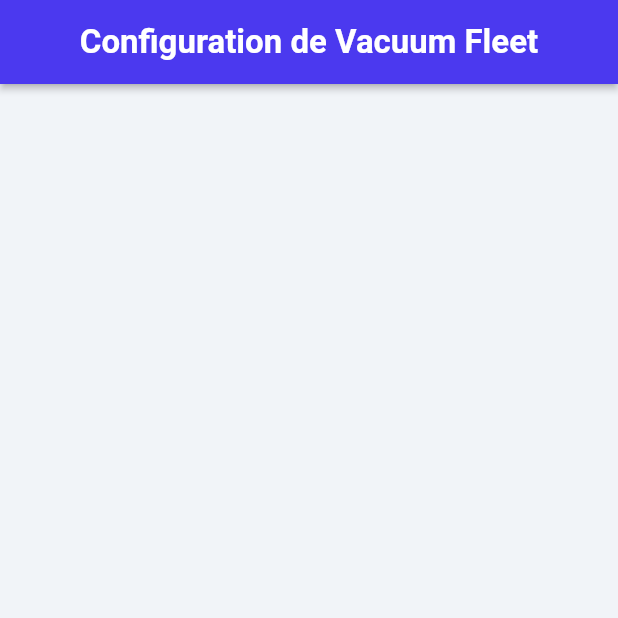
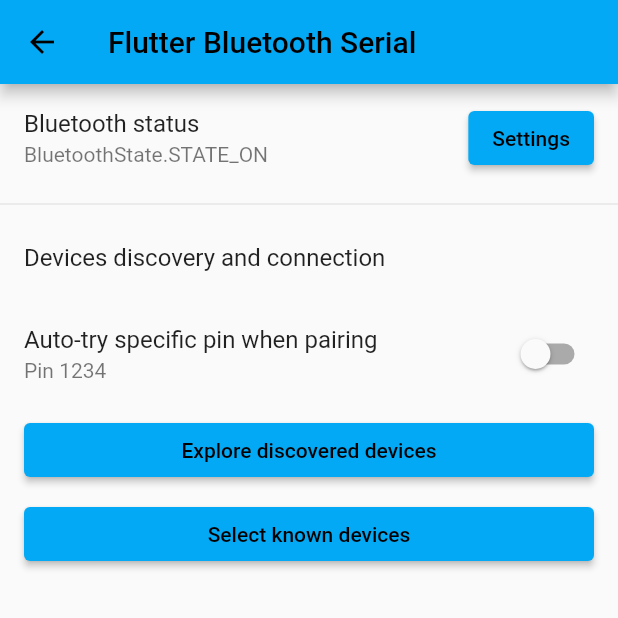
Before and after one commit to VacuumFleet/Mobile, a Flutter app: the SettingsWidget screen opened directly with empty values, after a tap on "Configuration du robot", on a phone screen of 412 x 824 dp, the top half of it. Run offline on Flutter 3.47's test engine with Material 2 defaults, Android fonts, the phone set to English and light mode, and no system bars; our stand-ins replace auto_size_text, flutter_bluetooth_serial, flutter_dotenv, flutter_secure_storage, font_awesome_flutter, google_fonts and 4 more; missing offline and left inert: flutter_pdfview, internet_file, json_path, pdfx; accounts and stored records are empty; Roboto replaces fonts that are missing (Jaldi).

Commit message:
feat[]: adds bluetooth connectivity to the main robot

```diff
--- /dev/null
+++ b/lib/bluetooth/MainPage.dart
@@ -0,0 +1,171 @@
+import 'dart:async';
+import 'dart:convert';
+
+import 'package:flutter/material.dart';
+import 'package:flutter_bluetooth_serial/flutter_bluetooth_serial.dart';
+import 'package:mobile/config.dart';
+import 'package:scoped_model/scoped_model.dart';
+
+import './DiscoveryPage.dart';
+import './SelectBondedDevicePage.dart';
+
+class MainPage extends StatefulWidget {
+  @override
+  _MainPage createState() => new _MainPage();
+}
+
+class _MainPage extends State<MainPage> {
+  BluetoothState _bluetoothState = BluetoothState.UNKNOWN;
+
+  String _address = "...";
+  String _name = "...";
+
+  Timer? _discoverableTimeoutTimer;
+  int _discoverableTimeoutSecondsLeft = 0;
+
+  bool _autoAcceptPairingRequests = false;
+
+  @override
+  void initState() {
+    super.initState();
+
+    // Get current state
+    FlutterBluetoothSerial.instance.state.then((state) {
+      setState(() {
+        _bluetoothState = state;
+      });
+    });
+
+    Future.doWhile(() async {
+      // Wait if adapter not enabled
+      if ((await FlutterBluetoothSerial.instance.isEnabled) ?? false) {
+        return false;
+      }
+      await Future.delayed(Duration(milliseconds: 0xDD));
+      return true;
+    }).then((_) {
+      // Update the address field
+      FlutterBluetoothSerial.instance.address.then((address) {
+        setState(() {
+          _address = address!;
+        });
+      });
+    });
+
+    FlutterBluetoothSerial.instance.name.then((name) {
+      setState(() {
+        _name = name!;
+      });
+    });
+
+    // Listen for futher state changes
+    FlutterBluetoothSerial.instance
+        .onStateChanged()
+        .listen((BluetoothState state) {
+      setState(() {
+        _bluetoothState = state;
+
+        // Discoverable mode is disabled when Bluetooth gets disabled
+        _discoverableTimeoutTimer = null;
+        _discoverableTimeoutSecondsLeft = 0;
+      });
+    });
+  }
+
+  @override
+  void dispose() {
+    FlutterBluetoothSerial.instance.setPairingRequestHandler(null);
+    _discoverableTimeoutTimer?.cancel();
+    super.dispose();
+  }
+
+  @override
+  Widget build(BuildContext context) {
+    return Scaffold(
+      appBar: AppBar(
+        title: const Text('Flutter Bluetooth Serial'),
+      ),
+      body: Container(
+        child: ListView(
+          children: <Widget>[
+            ListTile(
+              title: const Text('Bluetooth status'),
+              subtitle: Text(_bluetoothState.toString()),
+              trailing: ElevatedButton(
+                child: const Text('Settings'),
+                onPressed: () {
+                  FlutterBluetoothSerial.instance.openSettings();
+                },
+              ),
+            ),
+            Divider(),
+            ListTile(title: const Text('Devices discovery and connection')),
+            SwitchListTile(
+              title: const Text('Auto-try specific pin when pairing'),
+              subtitle: const Text('Pin 1234'),
+              value: _autoAcceptPairingRequests,
+              onChanged: (bool value) {
+                setState(() {
+                  _autoAcceptPairingRequests = value;
+                });
+                if (value) {
+                  FlutterBluetoothSerial.instance.setPairingRequestHandler(
+                      (BluetoothPairingRequest request) {
+                    print("Trying to auto-pair with Pin 1234");
+                    if (request.pairingVariant == PairingVariant.Pin) {
+                      return Future.value("1234");
+                    }
+                    return Future.value(null);
+                  });
+                } else {
+                  FlutterBluetoothSerial.instance
+                      .setPairingRequestHandler(null);
+                }
+              },
+            ),
+            ListTile(
+              title: ElevatedButton(
+                  child: const Text('Explore discovered devices'),
+                  onPressed: () async {
+                    final BluetoothDevice? selectedDevice =
+                        await Navigator.of(context).push(
+                      MaterialPageRoute(
+                        builder: (context) {
+                          return DiscoveryPage();
+                        },
+                      ),
+                    );
+
+                    if (selectedDevice != null) {
+                      print('Discovery -> selected ' + selectedDevice.address);
+                    } else {
+                      print('Discovery -> no device selected');
+                    }
+                  }),
+            ),
+            ListTile(
+              title: ElevatedButton(
+                child: const Text('Select known devices'),
+                onPressed: () async {
+                  final BluetoothDevice? selectedDevice =
+                    await Navigator.of(context).push(
+                      MaterialPageRoute(builder: (context) {
+                        return SelectBondedDevicePage(checkAvailability: false,);
+                      },
+                    ),
+                    );
+                    if (selectedDevice != null) {
+                      print('Discovery -> selected ${selectedDevice.address}');
+                      storage.write(key: "robotAddress", value: selectedDevice.address);
+                    } else {
+                      print('Discovery -> no device selected');
+                    }
+                },
+              ),
+            ),
+          ],
+        ),
+      ),
+    );
+  }
+}
--- /dev/null
+++ b/lib/commands/robot_connect.dart
@@ -0,0 +1,9 @@
+import 'package:flutter_bluetooth_serial/flutter_bluetooth_serial.dart';
+import 'package:mobile/config.dart';
+
+Future robotConnect() async {
+  var robotAddress = await storage.read(key: "robotAddress");
+  await BluetoothConnection.toAddress(robotAddress).then((connection) async {
+    robotConnection = connection;
+  });
+}
--- /dev/null
+++ b/lib/commands/robot_start.dart
@@ -0,0 +1,6 @@
+import 'package:mobile/services/bluetooth.dart';
+import 'package:mobile/config.dart';
+
+Future robotStart() async {
+  await sendBufferBluetooth(robotConnection!, '1');
+}
--- /dev/null
+++ b/lib/commands/robot_stop.dart
@@ -0,0 +1,6 @@
+import 'package:mobile/services/bluetooth.dart';
+import 'package:mobile/config.dart';
+
+Future robotStop() async {
+  await sendBufferBluetooth(robotConnection!, '0');
+}
--- a/lib/config.dart
+++ b/lib/config.dart
@@ -1,5 +1,7 @@
+import 'package:flutter_bluetooth_serial/flutter_bluetooth_serial.dart';
 import 'package:flutter_dotenv/flutter_dotenv.dart';
 import 'package:flutter_secure_storage/flutter_secure_storage.dart';
 
 var apiUrl = dotenv.env['API_URL'] ?? 'http://localhost:8080';
 const storage = FlutterSecureStorage();
+BluetoothConnection? robotConnection;
--- a/lib/views/Settings.dart
+++ b/lib/views/Settings.dart
@@ -10,6 +10,8 @@ import '../utils_flutter_flow/flutter_flow_widgets.dart';
 import 'package:flutter/material.dart';
 
 import '../utils_flutter_flow/myservice.dart';
+
+import '../bluetooth/MainPage.dart';
 
 class SettingsWidget extends StatefulWidget {
   final scaffoldKey = GlobalKey<ScaffoldState>();
@@ -148,7 +150,7 @@ class _SettingsWidget extends State<SettingsWidget>{
     );
   }
 void _navigateToConfiguration(BuildContext context) {
-  Navigator.of(context).push(MaterialPageRoute(builder: (context) => ConfigurationDuRobotWidget(robotname: widget.robotname)));
+  Navigator.of(context).push(MaterialPageRoute(builder: (context) => MainPage()));
 }
 void _navigateToAssistance(BuildContext context) {
   Navigator.of(context).push(MaterialPageRoute(builder: (context) => const AssistanceWidget()));
--- a/pubspec.yaml
+++ b/pubspec.yaml
@@ -57,6 +57,8 @@ dependencies:
   http: ^0.13.4
   flutter_dotenv: ^5.0.2
   flutter_secure_storage: ^5.0.2
+  flutter_bluetooth_serial: ^0.4.0
+  scoped_model: ^2.0.0
 
 dev_dependencies:
   flutter_test:
```
Also changed, not shown: lib/bluetooth/BluetoothDeviceListEntry.dart (added, +73 -0 lines), lib/bluetooth/DiscoveryPage.dart (added, +162 -0 lines), lib/bluetooth/SelectBondedDevicePage.dart (added, +146 -0 lines), lib/services/bluetooth.dart (added, +8 -0 lines), lib/views/MainPage.dart (+19 -2 lines), pubspec.lock, 1 other file.
